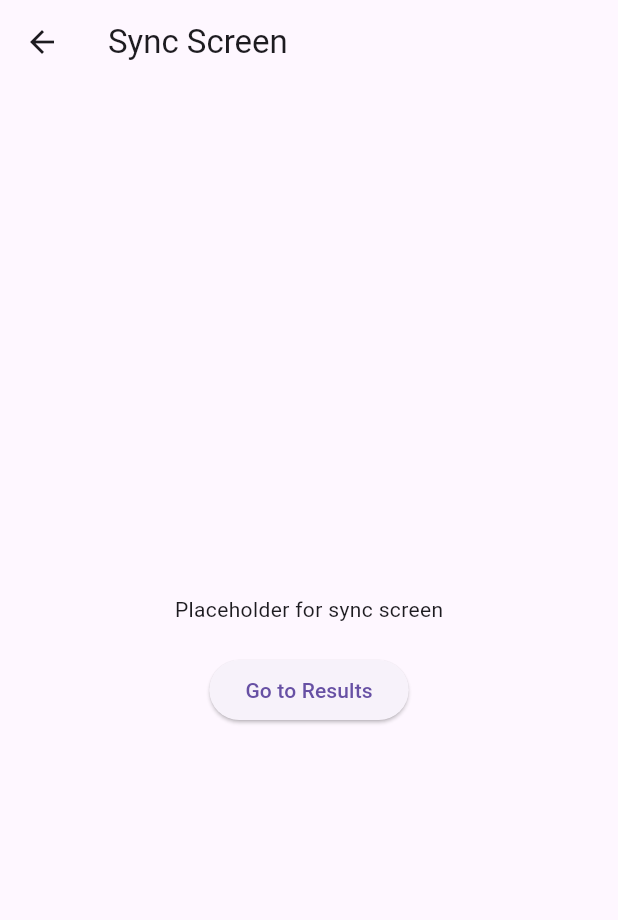
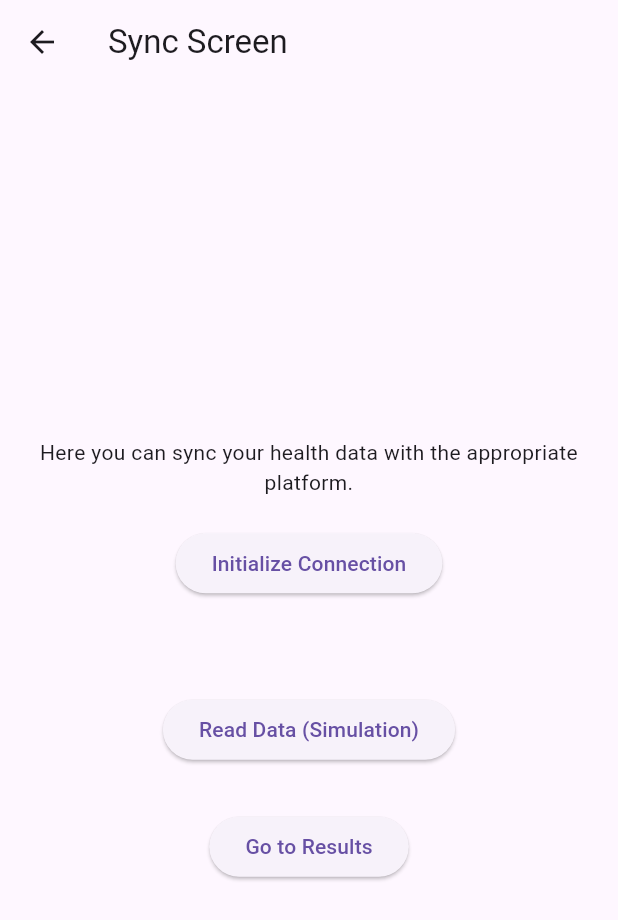
Before and after one commit to JesusDeventic/FitcronIntegrations, a Flutter app: the SyncScreen screen opened by its route, on a phone screen of 412 x 824 dp. Shown: the top 920 px of the screen. Run offline on Flutter 3.47's test engine with Material 3 defaults, Android fonts, the light colour scheme and no system bars.

Commit message:
feat(Fase 5): simulate Health API connection with permission check, dynamic messages, and read data simulation; sync_screen updated with connection flow

```diff
--- a/lib/screens/sync_screen.dart
+++ b/lib/screens/sync_screen.dart
@@ -2,29 +2,132 @@
 // ======================
 //
 // Pantalla de sincronización
-// Placeholder inicial para Fase 2
 //
-// ⚠️ Nota: Por ahora solo sirve para navegación
-// Se añadirá lógica de sincronización y botones reales en futuras fases
+// OBJETIVO (Fase 5):
+// Permitir al usuario inicializar una conexión simulada con las APIs de salud.
+// Antes de conectar, verifica si los permisos han sido concedidos.
+//
+// IMPORTANTE:
+// - Este archivo sigue siendo un placeholder / simulación
+// - Muestra mensajes según el estado de permisos
+// - La lógica real de lectura de datos se implementará en Fase 6+
+//
+// FUTURO:
+// - Integración con Health Connect (Android) y Apple Health (iOS)
+// - Lectura y normalización de datos de salud
+// - Manejo de errores de conexión o permisos
 
 import 'package:flutter/material.dart';
+import '../services/permission_service.dart';
+import '../services/platform_service.dart';
+import '../providers/app_state_provider.dart';
+import 'package:provider/provider.dart';
 
-class SyncScreen extends StatelessWidget {
+class SyncScreen extends StatefulWidget {
   const SyncScreen({super.key});
 
   @override
+  State<SyncScreen> createState() => _SyncScreenState();
+}
+
+class _SyncScreenState extends State<SyncScreen> {
+  String statusMessage = ""; // Mensaje dinámico mostrado al usuario
+  bool isConnected = false; // Estado de conexión simulado
+
+  /// Comprueba si los permisos están concedidos antes de inicializar la conexión
+  void initializeConnection() {
+    final permissionStatus = PermissionService.getStatus();
+
+    if (permissionStatus != PermissionStatus.granted) {
+      // Usuario no tiene permiso
+      setState(() {
+        isConnected = false;
+        statusMessage =
+            "You don't have permission to access health data.\nPlease enable permissions on the Permissions screen.";
+      });
+      return; // Detener si no hay permiso
+    }
+
+    // Permiso concedido, simulamos conexión
+    final platform = PlatformService.getPlatform();
+    String platformName = platform == AppPlatform.android
+        ? "Health Connect (Android)"
+        : platform == AppPlatform.ios
+        ? "Apple Health (iOS)"
+        : "Unknown platform";
+
+    setState(() {
+      isConnected = true;
+      statusMessage = "Successfully connected to $platformName";
+    });
+  }
+
+  @override
   Widget build(BuildContext context) {
+    final appState = Provider.of<AppStateProvider>(context);
+
     return Scaffold(
       appBar: AppBar(title: const Text('Sync Screen')),
-      body: Center(
+      body: Padding(
+        padding: const EdgeInsets.all(16),
         child: Column(
           mainAxisAlignment: MainAxisAlignment.center,
           children: [
-            const Text('Placeholder for sync screen'),
+            // Explicación al usuario
+            const Text(
+              "Here you can sync your health data with the appropriate platform.",
+              textAlign: TextAlign.center,
+            ),
+
             const SizedBox(height: 20),
+
+            // Botón para inicializar conexión
+            ElevatedButton(
+              onPressed: initializeConnection,
+              child: const Text('Initialize Connection'),
+            ),
+
+            const SizedBox(height: 20),
+
+            // Mensaje dinámico basado en permisos/conexión
+            Text(
+              statusMessage,
+              style: TextStyle(
+                fontSize: 16,
+                color: isConnected ? Colors.green : Colors.red,
+              ),
+              textAlign: TextAlign.center,
+            ),
+
+            const SizedBox(height: 20),
+
+            // Botón para "leer datos" (simulación)
             ElevatedButton(
               onPressed: () {
-                // Navegar a la pantalla de resultados
+                if (!isConnected) {
+                  setState(() {
+                    statusMessage =
+                        "Cannot read data without connection.\nEnable permissions and connect first.";
+                  });
+                  return;
+                }
+
+                // Placeholder: la lógica real de lectura irá en Fase 6+
+                appState.updateSteps(
+                  1234,
+                ); // Ejemplo de actualización del estado
+                setState(() {
+                  statusMessage += "\nData read (simulation)";
+                });
+              },
+              child: const Text('Read Data (Simulation)'),
+            ),
+
+            const SizedBox(height: 30),
+
+            // Botón para navegar a la siguiente pantalla
+            ElevatedButton(
+              onPressed: () {
                 Navigator.pushNamed(context, '/results');
               },
               child: const Text('Go to Results'),
--- /dev/null
+++ b/lib/services/health_service.dart
@@ -0,0 +1,52 @@
+// health_service.dart
+// ===================
+//
+// Servicio encargado de gestionar la conexión con plataformas de salud.
+//
+// OBJETIVO (Fase 5):
+// Simular la conexión con:
+// - Apple Health (iOS)
+// - Health Connect (Android)
+//
+// IMPORTANTE:
+// - NO se usan APIs reales todavía
+// - Solo verificamos disponibilidad y conexión
+//
+// FUTURO:
+// Aquí se integrarán librerías reales
+
+import 'platform_service.dart';
+
+/// Estado de conexión con el sistema de salud
+enum HealthConnectionStatus { connected, notAvailable, error }
+
+class HealthService {
+  static HealthConnectionStatus _status = HealthConnectionStatus.notAvailable;
+
+  /// Inicializa la conexión (simulada)
+  static Future<HealthConnectionStatus> initialize() async {
+    try {
+      final platform = PlatformService.getPlatform();
+
+      /// DEBUG (puedes dejarlo mientras pruebas)
+      print("Platform detectada: $platform");
+
+      /// USO CORRECTO DEL ENUM
+      if (platform == AppPlatform.android) {
+        _status = HealthConnectionStatus.connected;
+      } else if (platform == AppPlatform.ios) {
+        _status = HealthConnectionStatus.connected;
+      } else {
+        _status = HealthConnectionStatus.notAvailable;
+      }
+    } catch (e) {
+      _status = HealthConnectionStatus.error;
+    }
+
+    return _status;
+  }
+
+  static HealthConnectionStatus getStatus() {
+    return _status;
+  }
+}
```
Also changed, not shown: lib/screens/permissions_screen.dart (+6 -6 lines), 1 other file.
